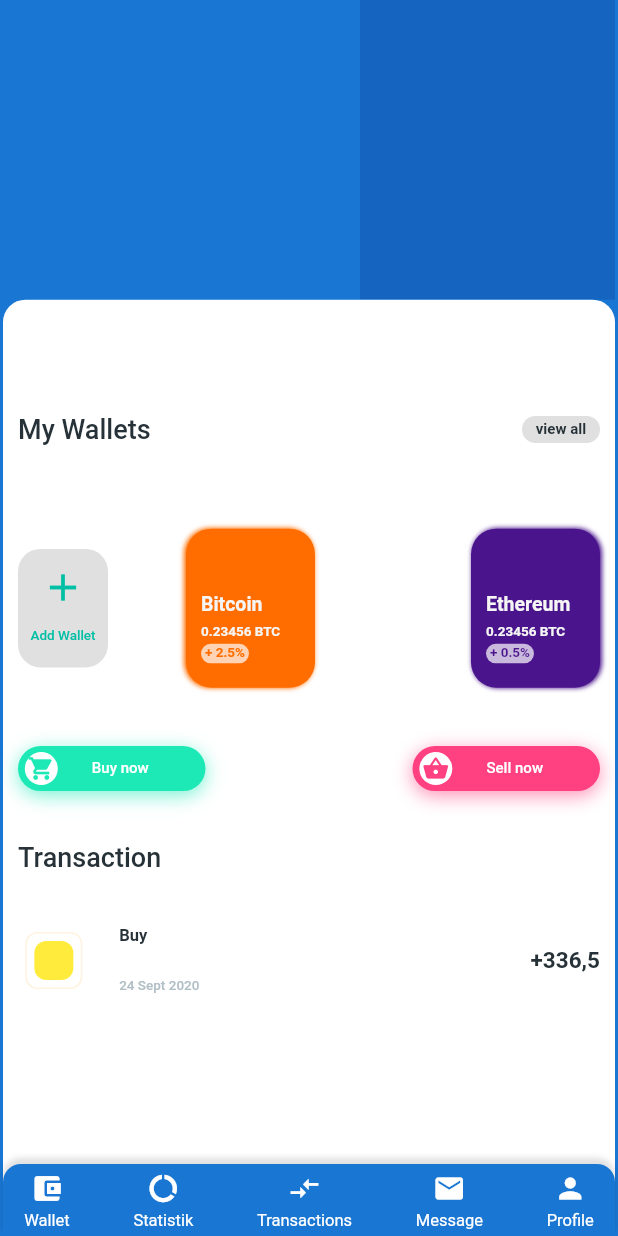
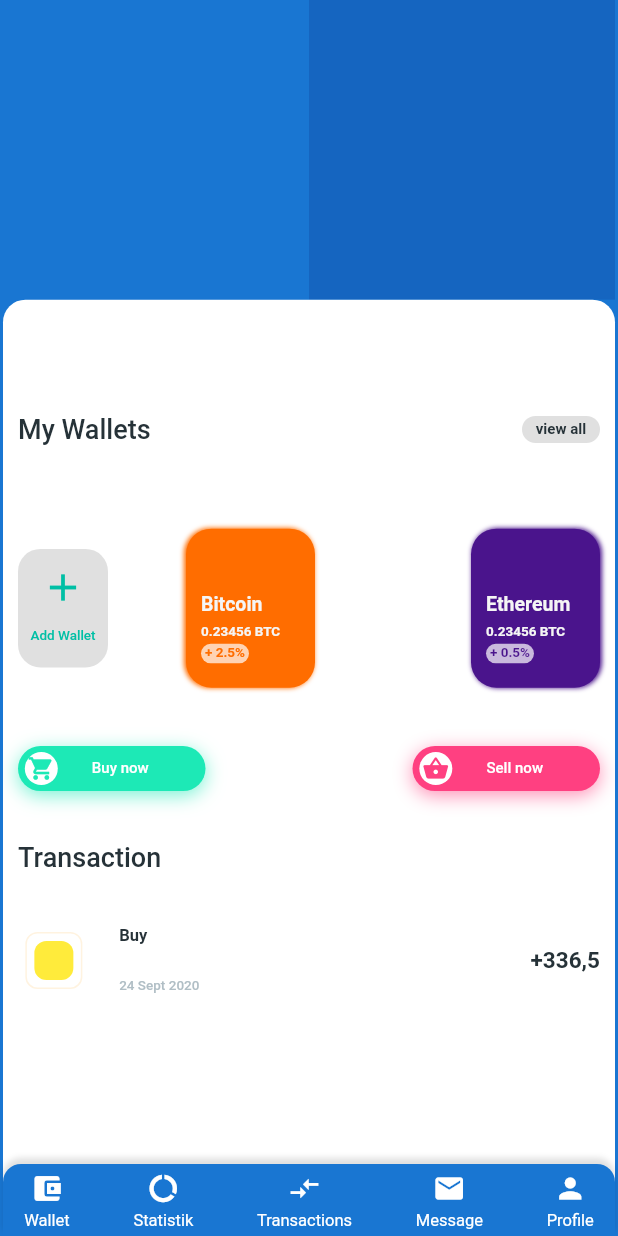
Before and after one commit to Jaumeavinyo/Flutter-Apps, a Flutter app: the screen it shows after launch, on a phone screen of 412 x 824 dp. Run offline on Flutter 3.47's test engine with Material 2 defaults, Android fonts, the phone set to English and light mode, and no system bars.

Commit message:
Fixed Darker Blue Container

```diff
--- a/HELLO_FLATTER/lib/App.dart
+++ b/HELLO_FLATTER/lib/App.dart
@@ -31,9 +31,19 @@
                     child: Row(
                       mainAxisAlignment: MainAxisAlignment.end,
                       children: [
-                        Container(
-                          color: Colors.blue[800],
-                          width: 170,
+                        Expanded(
+                          flex: 5,
+                          child: Container(
+                            color: Colors.blue[700],
+                            // width: 170,
+                          ),
+                        ),
+                        Expanded(
+                          flex: 5,
+                          child: Container(
+                            color: Colors.blue[800],
+                            // width: 170,
+                          ),
                         ),
                       ],
                     ),
```
